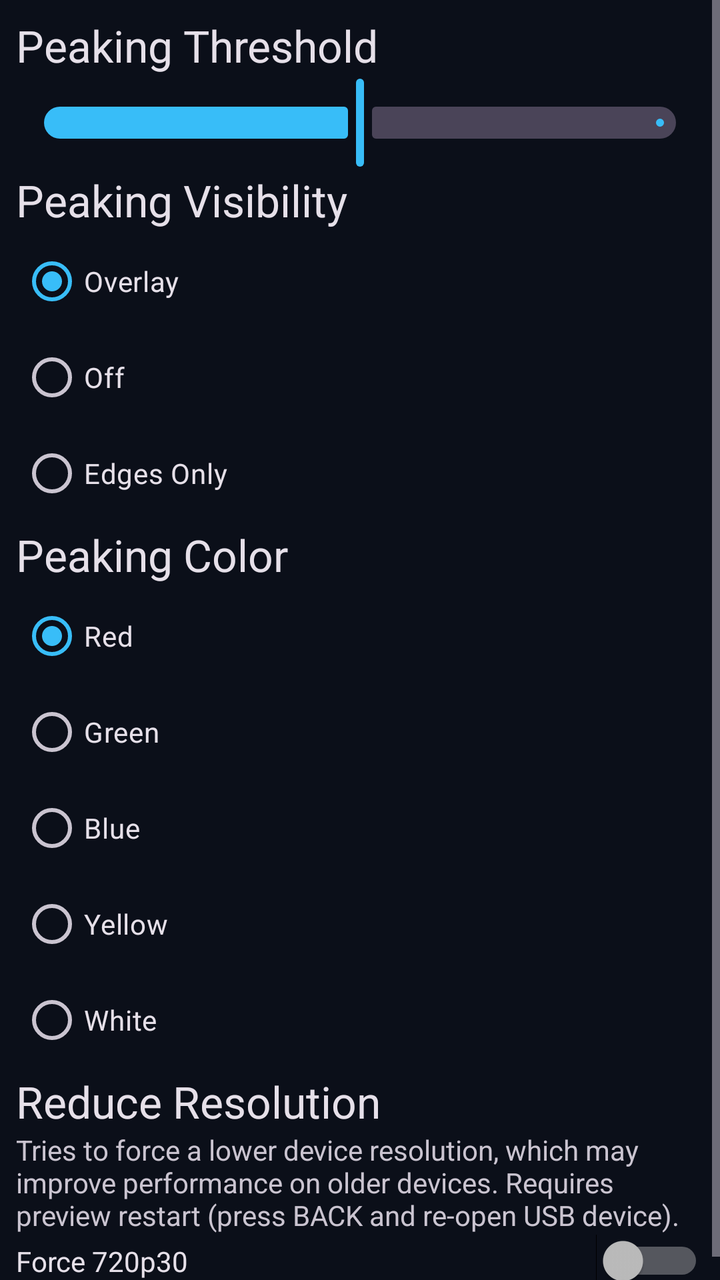
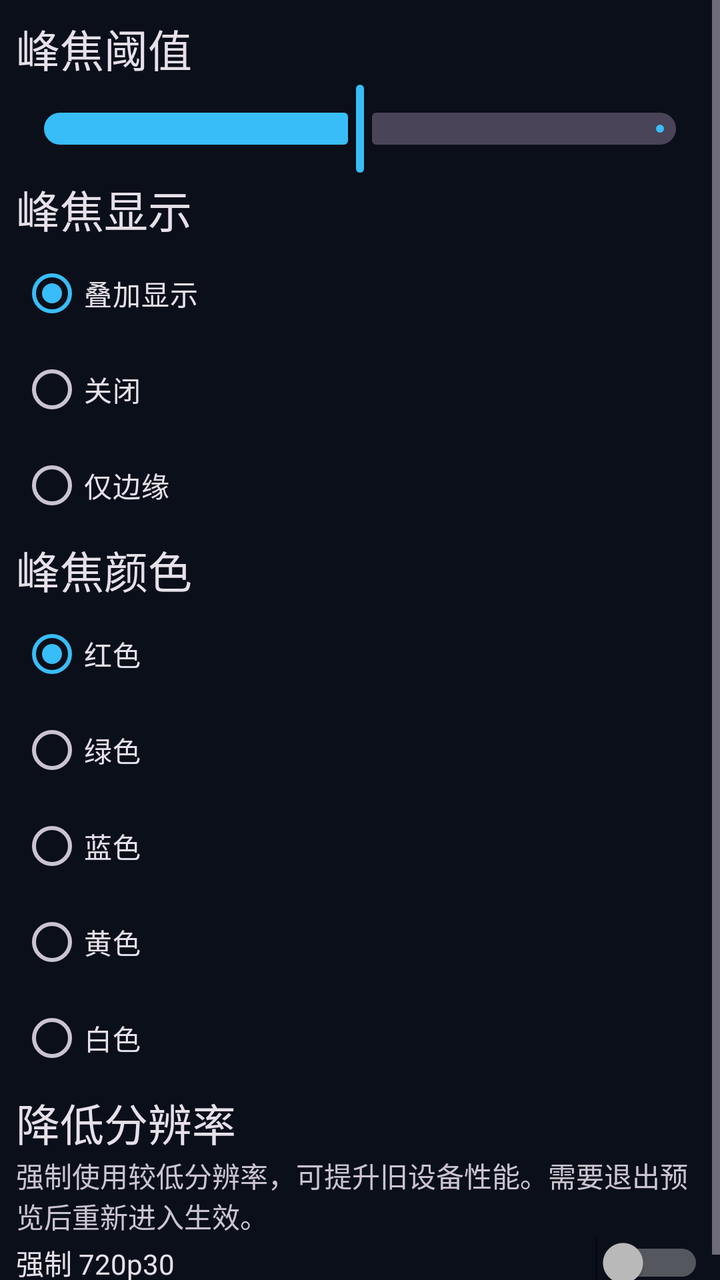

An Android layout rendered at two revisions. The XML below is the earlier revision; the diff shows what the commit changed to produce the second picture.
<!-- AndroidManifest.xml: application theme Theme.MonMon -->
<!-- res/layout/fragment_view_settings.xml -->
<?xml version="1.0" encoding="utf-8"?>
<ScrollView xmlns:android="http://schemas.android.com/apk/res/android"
    xmlns:tools="http://schemas.android.com/tools"
    android:layout_width="match_parent"
    android:layout_height="match_parent"
    xmlns:app="http://schemas.android.com/apk/res-auto"
    android:layout_weight="1">

    <LinearLayout
        android:layout_width="match_parent"
        android:layout_height="wrap_content"
        android:background="@android:color/transparent"
        android:orientation="vertical"
        android:padding="8dip"
        tools:context=".ViewSettingsFragment">

        

        <TextView
            android:id="@+id/textView5"
            android:layout_width="match_parent"
            android:layout_height="wrap_content"
            android:layout_weight="1"
            android:text="Peaking Threshold"
            android:textAppearance="@style/TextAppearance.AppCompat.Large" />

        <com.google.android.material.slider.Slider
            android:id="@+id/threshold_slider"
            android:layout_width="match_parent"
            android:layout_height="wrap_content"
            android:stepSize="1"
            android:value="50"
            android:valueFrom="0"
            android:valueTo="100"
            app:labelBehavior="floating"
            app:tickVisible="false" />

        <TextView
            android:id="@+id/textView2"
            android:layout_width="match_parent"
            android:layout_height="wrap_content"
            android:layout_weight="1"
            android:text="Peaking Visibility"
            android:textAppearance="@style/TextAppearance.AppCompat.Large" />

        <RadioGroup
            android:id="@+id/radioGroupPeakVis"
            android:layout_width="match_parent"
            android:layout_height="wrap_content"
            android:layout_weight="1"
            android:padding="2dip">

            <RadioButton
                android:id="@+id/peak_vis_overlay"
                android:layout_width="match_parent"
                android:layout_height="wrap_content"
                android:checked="true"
                android:text="Overlay" />

            <RadioButton
                android:id="@+id/peak_vis_off"
                android:layout_width="match_parent"
                android:layout_height="wrap_content"
                android:text="Off" />

            <RadioButton
                android:id="@+id/peak_vis_edges"
                android:layout_width="match_parent"
                android:layout_height="wrap_content"
                android:text="Edges Only" />

        </RadioGroup>

        <TextView
            android:id="@+id/textView4"
            android:layout_width="match_parent"
            android:layout_height="wrap_content"
            android:layout_weight="1"
            android:text="Peaking Color"
            android:textAppearance="@style/TextAppearance.AppCompat.Large" />

        <RadioGroup
            android:id="@+id/radioGroupPeakColor"
            android:layout_width="match_parent"
            android:layout_height="wrap_content"
            android:layout_weight="1"
            android:padding="2dip">

            <RadioButton
                android:id="@+id/peak_color_red"
                android:layout_width="match_parent"
                android:layout_height="wrap_content"
                android:checked="true"
                android:text="Red" />

            <RadioButton
                android:id="@+id/peak_color_green"
                android:layout_width="match_parent"
                android:layout_height="wrap_content"
                android:text="Green" />

            <RadioButton
                android:id="@+id/peak_color_blue"
                android:layout_width="match_parent"
                android:layout_height="wrap_content"
                android:text="Blue" />

            <RadioButton
                android:id="@+id/peak_color_yellow"
                android:layout_width="match_parent"
                android:layout_height="wrap_content"
                android:text="Yellow" />

            <RadioButton
                android:id="@+id/peak_color_white"
                android:layout_width="match_parent"
                android:layout_height="wrap_content"
                android:text="White" />

        </RadioGroup>
        <TextView
            android:id="@+id/textView3"
            android:layout_width="match_parent"
            android:layout_height="wrap_content"
            android:text="Reduce Resolution"
            android:textAppearance="@style/TextAppearance.AppCompat.Large" />

        <TextView
            android:id="@+id/textView"
            android:layout_width="match_parent"
            android:layout_height="wrap_content"
            android:text="Tries to force a lower device resolution, which may improve performance on older devices. Requires preview restart (press BACK and re-open USB device)." />

        <Switch
            android:id="@+id/reduceRes"
            android:layout_width="match_parent"
            android:layout_height="wrap_content"
            android:layout_weight="1"
            android:text="Force 720p30" />
    </LinearLayout>
</ScrollView>
<!-- resources referenced by this layout -->
<resources>
  <style name="Theme.MonMon" parent="Theme.Material3.Dark.NoActionBar">
          <item name="colorPrimary">@color/primary</item>
          <item name="colorOnPrimary">@color/on_primary</item>
          <item name="colorSecondary">@color/secondary</item>
          <item name="colorOnSecondary">@color/on_secondary</item>
          <item name="colorSurface">@color/surface</item>
          <item name="colorOnSurface">@color/text_primary</item>
          <item name="android:colorBackground">@color/background</item>
          <item name="android:statusBarColor">@color/background</item>
          <item name="android:windowLightStatusBar">false</item>
          <item name="android:navigationBarColor">@color/background</item>
      </style>
  <color name="primary">#38BDF8</color>
  <color name="on_primary">#06121D</color>
  <color name="secondary">#22D3EE</color>
  <color name="on_secondary">#041318</color>
  <color name="surface">#141B26</color>
  <color name="text_primary">#E2E8F0</color>
  <color name="background">#0B0F19</color>
</resources>

<!-- the commit's change to res/layout/fragment_view_settings.xml (unified diff, before → after) -->
@@ -21,7 +21,7 @@
             android:layout_width="match_parent"
             android:layout_height="wrap_content"
             android:layout_weight="1"
-            android:text="Peaking Threshold"
+            android:text="峰焦阈值"
             android:textAppearance="@style/TextAppearance.AppCompat.Large" />
 
         <com.google.android.material.slider.Slider
@@ -40,7 +40,7 @@
             android:layout_width="match_parent"
             android:layout_height="wrap_content"
             android:layout_weight="1"
-            android:text="Peaking Visibility"
+            android:text="峰焦显示"
             android:textAppearance="@style/TextAppearance.AppCompat.Large" />
 
         <RadioGroup
@@ -55,19 +55,19 @@
                 android:layout_width="match_parent"
                 android:layout_height="wrap_content"
                 android:checked="true"
-                android:text="Overlay" />
+                android:text="叠加显示" />
 
             <RadioButton
                 android:id="@+id/peak_vis_off"
                 android:layout_width="match_parent"
                 android:layout_height="wrap_content"
-                android:text="Off" />
+                android:text="关闭" />
 
             <RadioButton
                 android:id="@+id/peak_vis_edges"
                 android:layout_width="match_parent"
                 android:layout_height="wrap_content"
-                android:text="Edges Only" />
+                android:text="仅边缘" />
 
         </RadioGroup>
 
@@ -76,7 +76,7 @@
             android:layout_width="match_parent"
             android:layout_height="wrap_content"
             android:layout_weight="1"
-            android:text="Peaking Color"
+            android:text="峰焦颜色"
             android:textAppearance="@style/TextAppearance.AppCompat.Large" />
 
         <RadioGroup
@@ -91,51 +91,51 @@
                 android:layout_width="match_parent"
                 android:layout_height="wrap_content"
                 android:checked="true"
-                android:text="Red" />
+                android:text="红色" />
 
             <RadioButton
                 android:id="@+id/peak_color_green"
                 android:layout_width="match_parent"
                 android:layout_height="wrap_content"
-                android:text="Green" />
+                android:text="绿色" />
 
             <RadioButton
                 android:id="@+id/peak_color_blue"
                 android:layout_width="match_parent"
                 android:layout_height="wrap_content"
-                android:text="Blue" />
+                android:text="蓝色" />
 
             <RadioButton
                 android:id="@+id/peak_color_yellow"
                 android:layout_width="match_parent"
                 android:layout_height="wrap_content"
-                android:text="Yellow" />
+                android:text="黄色" />
 
             <RadioButton
                 android:id="@+id/peak_color_white"
                 android:layout_width="match_parent"
                 android:layout_height="wrap_content"
-                android:text="White" />
+                android:text="白色" />
 
         </RadioGroup>
         <TextView
             android:id="@+id/textView3"
             android:layout_width="match_parent"
             android:layout_height="wrap_content"
-            android:text="Reduce Resolution"
+            android:text="降低分辨率"
             android:textAppearance="@style/TextAppearance.AppCompat.Large" />
 
         <TextView
             android:id="@+id/textView"
             android:layout_width="match_parent"
             android:layout_height="wrap_content"
-            android:text="Tries to force a lower device resolution, which may improve performance on older devices. Requires preview restart (press BACK and re-open USB device)." />
+            android:text="强制使用较低分辨率，可提升旧设备性能。需要退出预览后重新进入生效。" />
 
         <Switch
             android:id="@+id/reduceRes"
             android:layout_width="match_parent"
             android:layout_height="wrap_content"
             android:layout_weight="1"
-            android:text="Force 720p30" />
+            android:text="强制 720p30" />
     </LinearLayout>
 </ScrollView>
